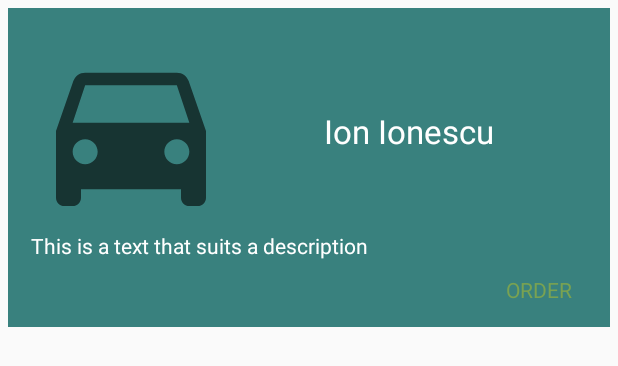
After one commit to MarcusGitAccount/ECHIPA__12__PIU__2020, an Android app: the layout layout_common_transport_result.xml on its own in the app's theme, with its tools: preview values and no code run, on a phone screen of 412 x 824 dp. The commit adds this screen. Shown: the top 366 px of the screen. Run offline under Robolectric (Android 15) with nearby library versions, the phone set to English and light mode, and no system bars.

Commit message:
Added layout + activity for transport results

```diff
--- /dev/null
+++ b/UrbanRider/app/src/main/res/layout/layout_common_transport_result.xml
@@ -0,0 +1,65 @@
+<?xml version="1.0" encoding="utf-8"?>
+<androidx.constraintlayout.widget.ConstraintLayout
+    xmlns:android="http://schemas.android.com/apk/res/android"
+    android:layout_width="match_parent"
+    android:layout_height="wrap_content"
+    xmlns:app="http://schemas.android.com/apk/res-auto"
+    android:background="@color/urbanDarkGreen"
+    android:padding="15dp"
+    android:layout_margin="5dp"
+    >
+
+    <ImageView
+        android:id="@+id/layout_transport_result_image"
+        android:layout_width="200px"
+        android:layout_height="200px"
+        app:layout_constraintStart_toStartOf="parent"
+        app:layout_constraintTop_toTopOf="parent"
+        android:src="@drawable/ic_baseline_directions_car_48"
+    />
+
+    <TextView
+        android:id="@+id/layout_transport_result_title"
+        android:layout_width="0dp"
+        android:layout_height="wrap_content"
+        app:layout_constraintStart_toEndOf="@id/layout_transport_result_image"
+        app:layout_constraintTop_toTopOf="parent"
+        app:layout_constraintEnd_toEndOf="parent"
+        app:layout_constraintBottom_toBottomOf="@id/layout_transport_result_image"
+        android:paddingHorizontal="10dp"
+        android:textAlignment="center"
+        android:text="@string/ion_ionescu"
+        android:textSize="22sp"
+        android:textColor="@color/white"
+    />
+
+    <TextView
+        android:id="@+id/layout_transport_result_description"
+        android:layout_width="match_parent"
+        android:layout_height="wrap_content"
+        app:layout_constraintTop_toBottomOf="@id/layout_transport_result_image"
+        app:layout_constraintStart_toStartOf="parent"
+        app:layout_constraintEnd_toEndOf="parent"
+        android:text="@string/string_description_text"
+        android:textColor="@color/white"
+        android:textSize="14sp"
+    />
+
+    <TextView
+        android:id="@+id/layout_transport_result_order"
+        android:layout_width="wrap_content"
+        android:layout_height="wrap_content"
+        app:layout_constraintTop_toBottomOf="@id/layout_transport_result_description"
+        app:layout_constraintEnd_toEndOf="parent"
+        android:text="@string/string_order"
+        android:textColor="@color/urbanLightGreen"
+        android:textAllCaps="true"
+        android:background="@color/urbanDarkGreen"
+        android:shadowColor="@color/urbanLightGreen"
+        android:paddingHorizontal="10dp"
+        android:layout_marginTop="10dp"
+        />
+
+
+
+</androidx.constraintlayout.widget.ConstraintLayout>
--- a/UrbanRider/app/src/main/res/values/strings.xml
+++ b/UrbanRider/app/src/main/res/values/strings.xml
@@ -41,4 +41,6 @@
     <string name="please_take_a_photo_or_upload_one">Please take a photo or upload one</string>
     <string name="take_photo">Take photo</string>
     <string name="upload_photo">Upload photo</string>
+    <string name="string_description_text">This is a text that suits a description</string>
+    <string name="string_order">order</string>
 </resources>
```
Also changed, not shown: UrbanRider/app/src/main/AndroidManifest.xml (+3 -5 lines), UrbanRider/app/src/main/java/com/piu/urbanrider/TransportResultsActivity.kt (added, +11 -0 lines), UrbanRider/app/src/main/java/com/piu/urbanrider/adapters/TransportResultAdapter.kt (added, +41 -0 lines), UrbanRider/app/src/main/res/layout/activity_transport_results.xml (added, +26 -0 lines).
